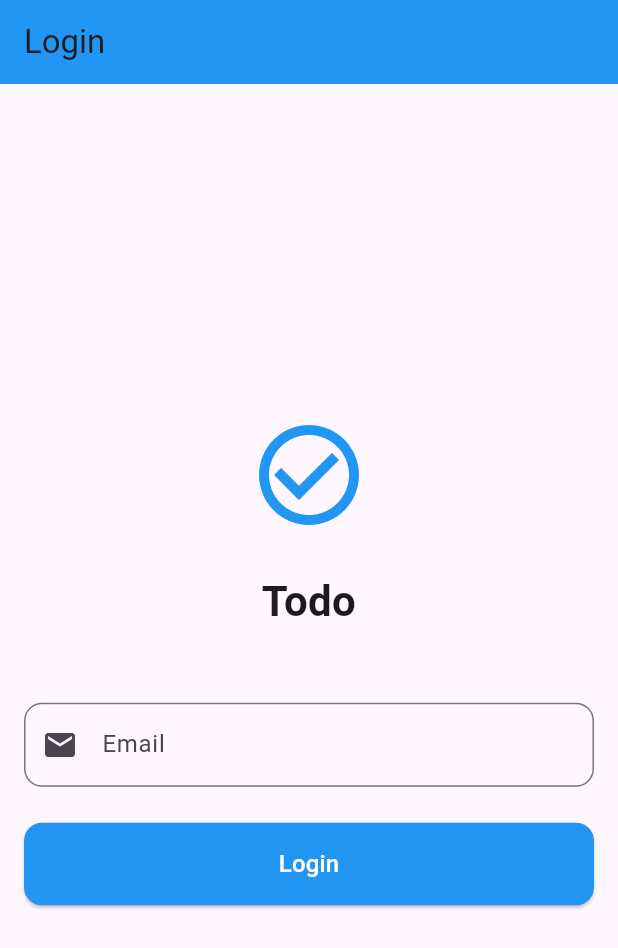
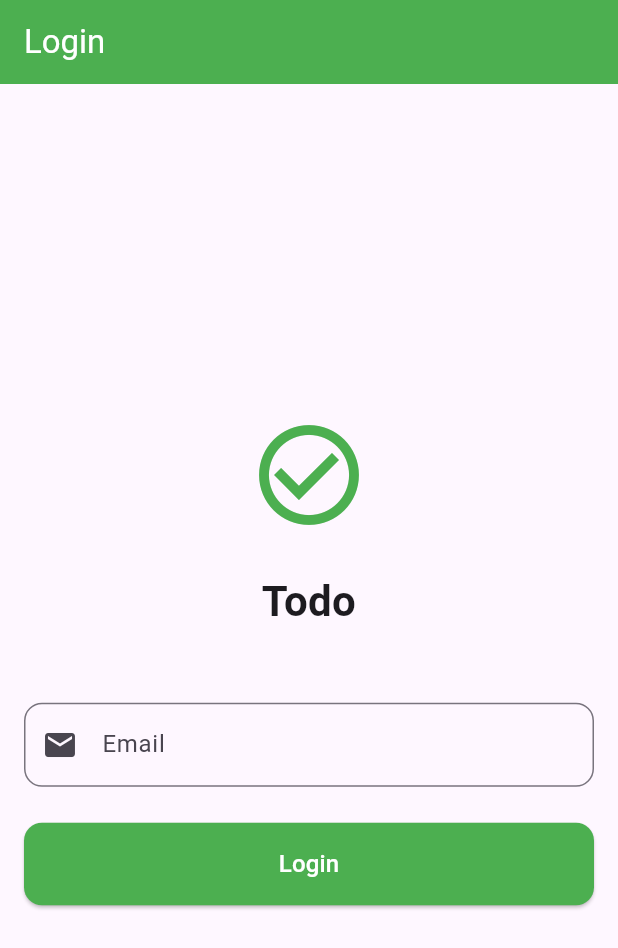
Before and after one commit to Youssefguba/todo_app_SHR25, a Flutter app: the screen it shows after launch, on a phone screen of 412 x 824 dp. Shown: the top 948 px of the screen. Run offline on Flutter 3.47's test engine with Material 3 defaults, Android fonts, the phone set to English and light mode, and no system bars; our stand-ins replace flutter_bloc, shared_preferences.

Commit message:
Change color system from blue to green throughout the app
Co-authored-by: Youssefguba <22503210+Youssefguba@users.noreply.github.com>

```diff
--- a/lib/main.dart
+++ b/lib/main.dart
@@ -28,7 +28,21 @@ class MyApp extends StatelessWidget {
       providers: [
         BlocProvider(create: (context) => TodoCubit()),
       ],
-      child: MaterialApp(home: LoginScreen()),
+      child: MaterialApp(
+        theme: ThemeData(
+          primarySwatch: Colors.green,
+          primaryColor: Colors.green,
+          appBarTheme: const AppBarTheme(
+            backgroundColor: Colors.green,
+            foregroundColor: Colors.white,
+          ),
+          floatingActionButtonTheme: const FloatingActionButtonThemeData(
+            backgroundColor: Colors.green,
+            foregroundColor: Colors.white,
+          ),
+        ),
+        home: LoginScreen(),
+      ),
     );
   }
 }
--- a/lib/screens/login_screen.dart
+++ b/lib/screens/login_screen.dart
@@ -43,7 +43,7 @@ class _LoginScreenState extends State<LoginScreen> {
   @override
   Widget build(BuildContext context) {
     return Scaffold(
-      appBar: AppBar(title: const Text('Login'), backgroundColor: Colors.blue),
+      appBar: AppBar(title: const Text('Login'), backgroundColor: Colors.green),
       body: Padding(
         padding: const EdgeInsets.all(16.0),
         child: Form(
@@ -56,7 +56,7 @@ class _LoginScreenState extends State<LoginScreen> {
               const Icon(
                 Icons.check_circle_outline,
                 size: 80,
-                color: Colors.blue,
+                color: Colors.green,
               ),
 
               const SizedBox(height: 24),
@@ -101,7 +101,7 @@ class _LoginScreenState extends State<LoginScreen> {
               ElevatedButton(
                 onPressed: _isLoading ? null : _login,
                 style: ElevatedButton.styleFrom(
-                  backgroundColor: Colors.blue,
+                  backgroundColor: Colors.green,
                   padding: const EdgeInsets.symmetric(vertical: 16),
                   shape: RoundedRectangleBorder(
                     borderRadius: BorderRadius.circular(12),
--- a/lib/screens/todo_screen.dart
+++ b/lib/screens/todo_screen.dart
@@ -38,7 +38,7 @@ class _TodoScreenState extends State<TodoScreen> {
     return Scaffold(
       appBar: AppBar(
         title: const Text('My Todo List'),
-        backgroundColor: Colors.blue,
+        backgroundColor: Colors.green,
         actions: [
           // Logout Button
           IconButton(
@@ -120,7 +120,7 @@ class _TodoScreenState extends State<TodoScreen> {
           context.read<TodoCubit>().addTodo(_todoController.text);
           _todoController.clear();
         },
-        backgroundColor: Colors.blue,
+        backgroundColor: Colors.green,
         child: const Icon(Icons.add),
       ),
     );
```
